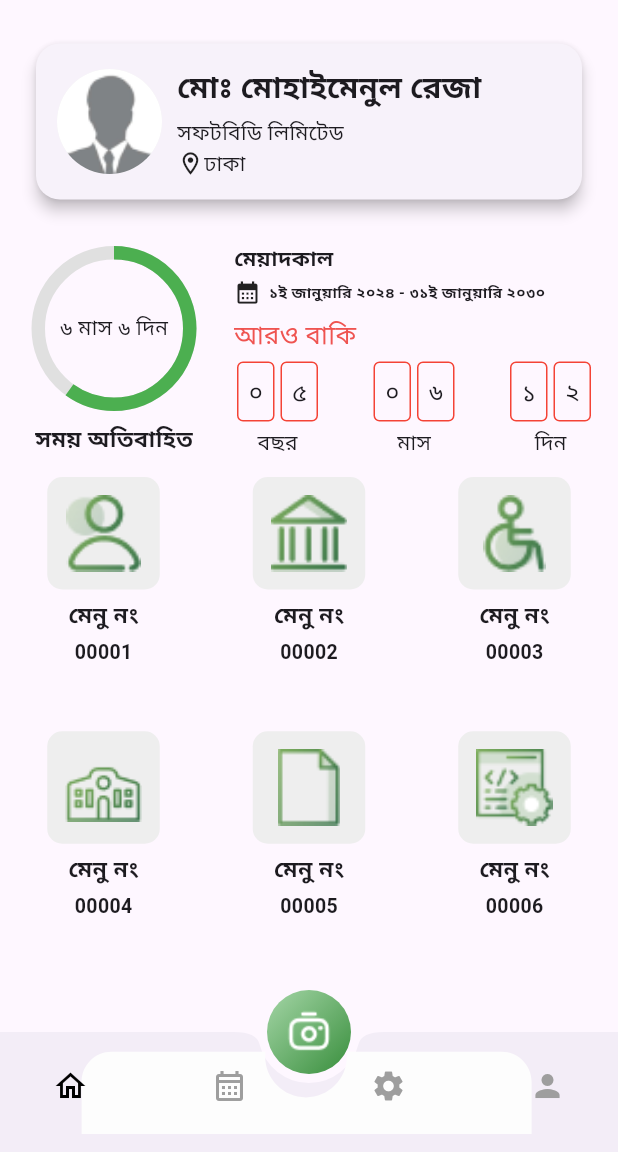
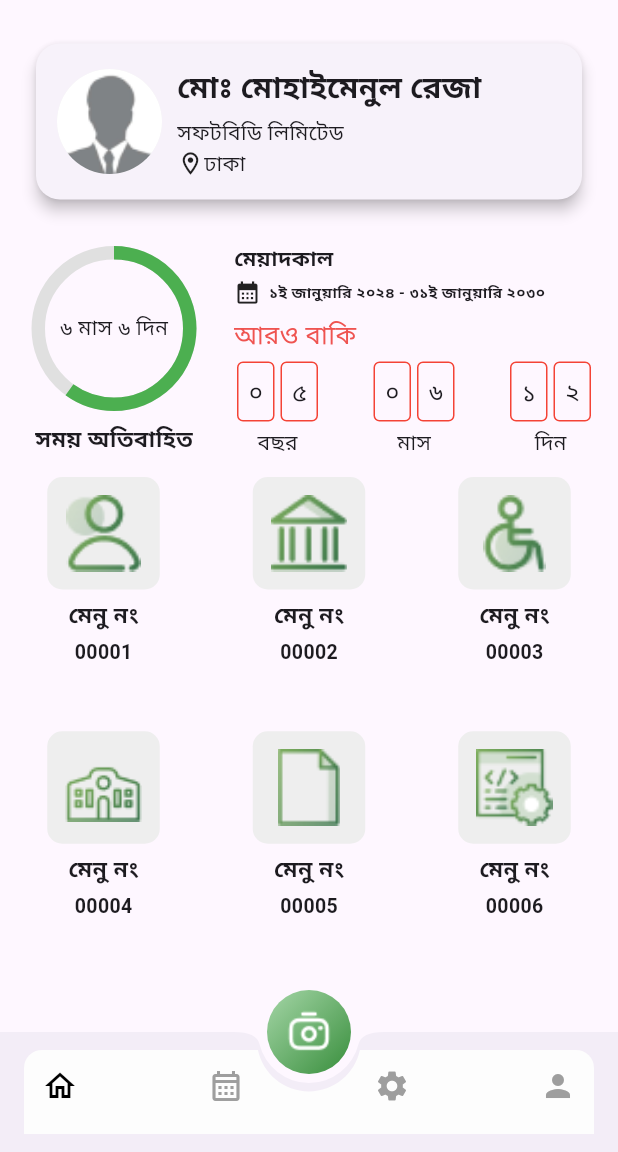
Before and after one commit to priyankatuli/flutter_task, a Flutter app: the screen it shows after launch, on a phone screen of 412 x 824 dp, the part 84-1236 px from its top. Run offline on Flutter 3.47's test engine with Material 3 defaults, Android fonts, the phone set to English and light mode, and no system bars; drawn by our look-alikes of percent_indicator; our stand-ins replace flutter_svg, get, google_fonts.

Commit message:
bottom navigation design

```diff
--- a/lib/features/screen/home_screen.dart
+++ b/lib/features/screen/home_screen.dart
@@ -84,7 +84,6 @@ class HomeScreen extends StatelessWidget{
                  begin: Alignment.topLeft,
                  end: Alignment.bottomRight
                ),
-
                shape: BoxShape.circle,
              ),
              child: Image.asset(IconPath.cameraImg,color: Colors.white,),
@@ -94,29 +93,40 @@ class HomeScreen extends StatelessWidget{
            shape: CircularNotchedRectangle(),
            notchMargin: 6,
            child: SizedBox(
-           height: 175,
+             height: 100, //bottomNavigationBar er height
+             child: ClipRRect(
+               borderRadius: BorderRadius.only(
+                 topLeft: Radius.circular(12),   // top radius
+                 topRight: Radius.circular(12),
+               ),
                child: Stack(
                  children: [
-                 SvgPicture.asset(IconPath.subtractBottomImg,
+                   Positioned(
+                     top: -80, //svg ke bottomBar er upore shift koranor jonno negative value
+                     left: 0,
+                     right: -5,
+                     bottom: -70 ,
+                     child: FittedBox(
                        fit: BoxFit.cover,
-                 width: double.infinity,
+                       child: SvgPicture.asset(
+                         IconPath.subtractBottomImg,
+                         width: MediaQuery.of(context).size.width,
                          height: 175,
                        ),
+                     ),
+                   ),
                    Obx(() => Row(
-                  mainAxisAlignment: MainAxisAlignment.spaceAround,
+                     mainAxisAlignment: MainAxisAlignment.spaceBetween,
                      children: [
                        IconButton(onPressed: (){
                          //navigate to home using Getx
                          controller.changedIndex(0);
                        }, icon: Icon(Icons.home_outlined,color: controller.currentIndex.value == 0 ? Colors.black : Colors.grey,
                        ),),
-                    SizedBox(width: 30,),
                        IconButton(onPressed: (){}, icon: Icon(Icons.calendar_month_outlined,
                          color: controller.currentIndex.value == 1 ? Colors.black : Colors.grey,)),
-                    SizedBox(width: 30,),
                        IconButton(onPressed: (){}, icon: Icon(Icons.settings,
                            color: controller.currentIndex.value == 2 ? Colors.black : Colors.grey)),
-                    SizedBox(width: 30,),
                        IconButton(onPressed: (){}, icon: Icon(Icons.person,
                            color: controller.currentIndex.value == 3 ? Colors.black : Colors.grey)),
                      ],
@@ -126,6 +136,7 @@ class HomeScreen extends StatelessWidget{
                ),
              ),
            ),
+         )
      );
   }
 }
```
Lines whose indentation alone changed are shown as unchanged.
